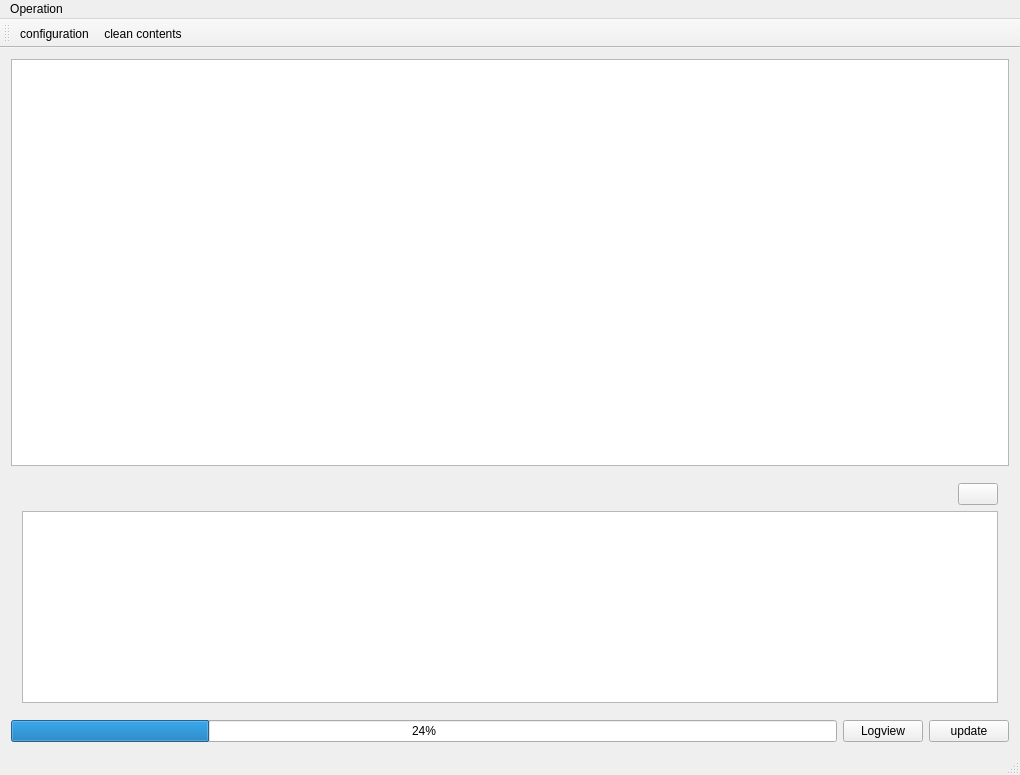
Above: Delivery Record/deliveryrecord.ui from pengjianaixue/Delivery-Record before the change. Below: the same form after it.
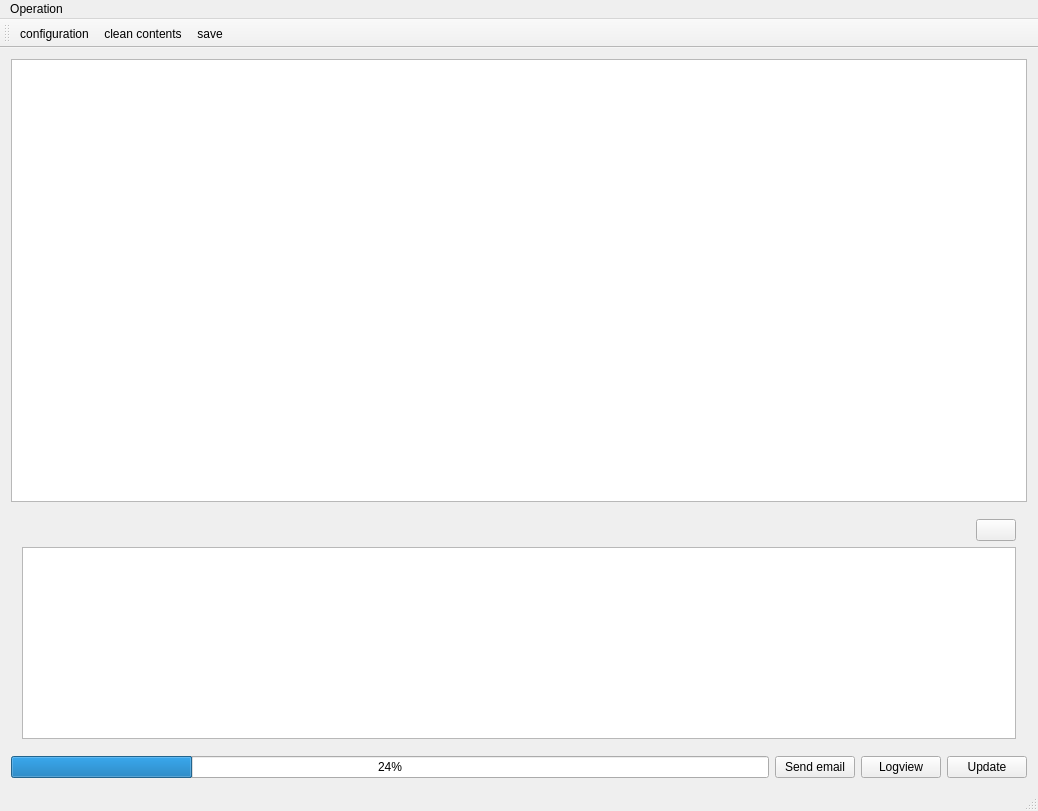
That is the form after the change. Icons and pictures are not drawn.

```diff
--- a/Delivery Record/deliveryrecord.ui
+++ b/Delivery Record/deliveryrecord.ui
@@ -6,8 +6,8 @@
    <rect>
     <x>0</x>
     <y>0</y>
-    <width>1020</width>
-    <height>775</height>
+    <width>1038</width>
+    <height>811</height>
    </rect>
   </property>
   <property name="windowTitle">
@@ -87,6 +87,17 @@
         </property>
        </widget>
       </item>
+      <item>
+       <widget class="QPushButton" name="pushButton_sendemail">
+        <property name="text">
+         <string>Send email</string>
+        </property>
+        <property name="icon">
+         <iconset resource="deliveryrecord.qrc">
+          <normaloff>:/DeliveryRecord/Resources/send_email.png</normaloff>:/DeliveryRecord/Resources/send_email.png</iconset>
+        </property>
+       </widget>
+      </item>
       <item>
        <widget class="QPushButton" name="pushButton_logview">
         <property name="text">
@@ -101,7 +112,7 @@
       <item>
        <widget class="QPushButton" name="pushButton_update">
         <property name="text">
-         <string>update</string>
+         <string>Update</string>
         </property>
         <property name="icon">
          <iconset resource="deliveryrecord.qrc">
@@ -118,7 +129,7 @@
     <rect>
      <x>0</x>
      <y>0</y>
-     <width>1020</width>
+     <width>1038</width>
      <height>21</height>
     </rect>
    </property>
@@ -140,6 +151,7 @@
    </attribute>
    <addaction name="actionconfiguration"/>
    <addaction name="actionclean_contents"/>
+   <addaction name="actionsave"/>
   </widget>
   <widget class="QStatusBar" name="statusBar"/>
   <action name="actionclean_contents">
@@ -160,6 +172,18 @@
     <string>configuration</string>
    </property>
   </action>
+  <action name="actionsave">
+   <property name="icon">
+    <iconset resource="deliveryrecord.qrc">
+     <normaloff>:/DeliveryRecord/Resources/save.png</normaloff>:/DeliveryRecord/Resources/save.png</iconset>
+   </property>
+   <property name="text">
+    <string>save</string>
+   </property>
+   <property name="shortcut">
+    <string>Ctrl+S</string>
+   </property>
+  </action>
  </widget>
  <layoutdefault spacing="6" margin="11"/>
  <resources>
```
Left out of the diff: 1 changed line with no effect on the pictures.
